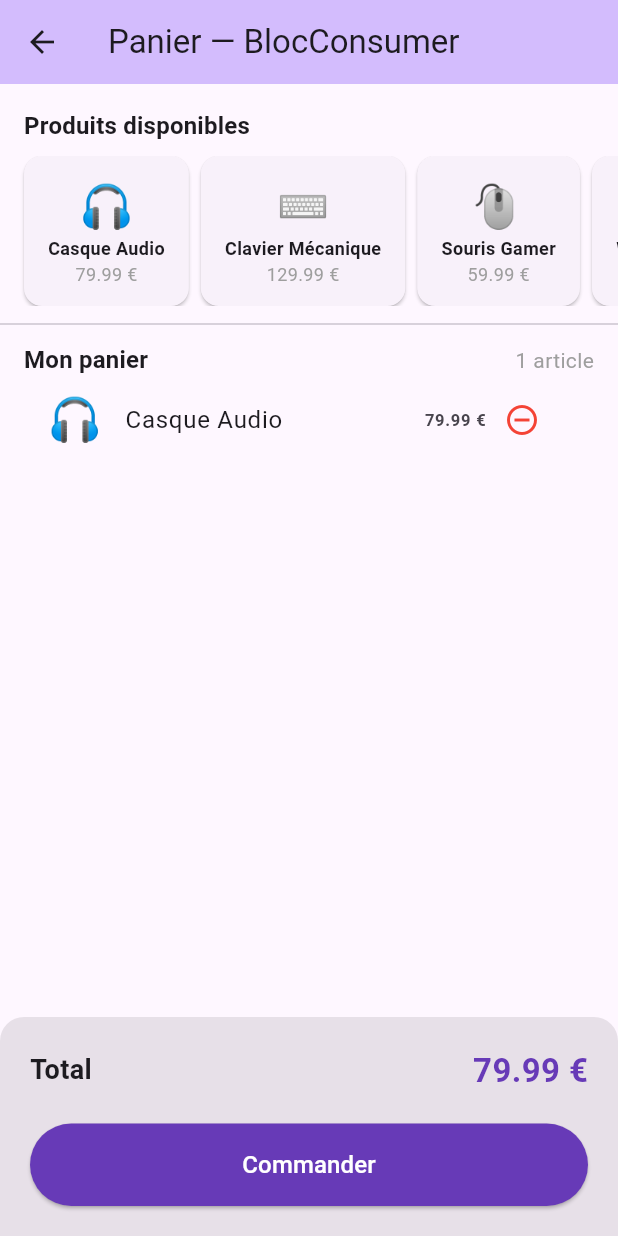
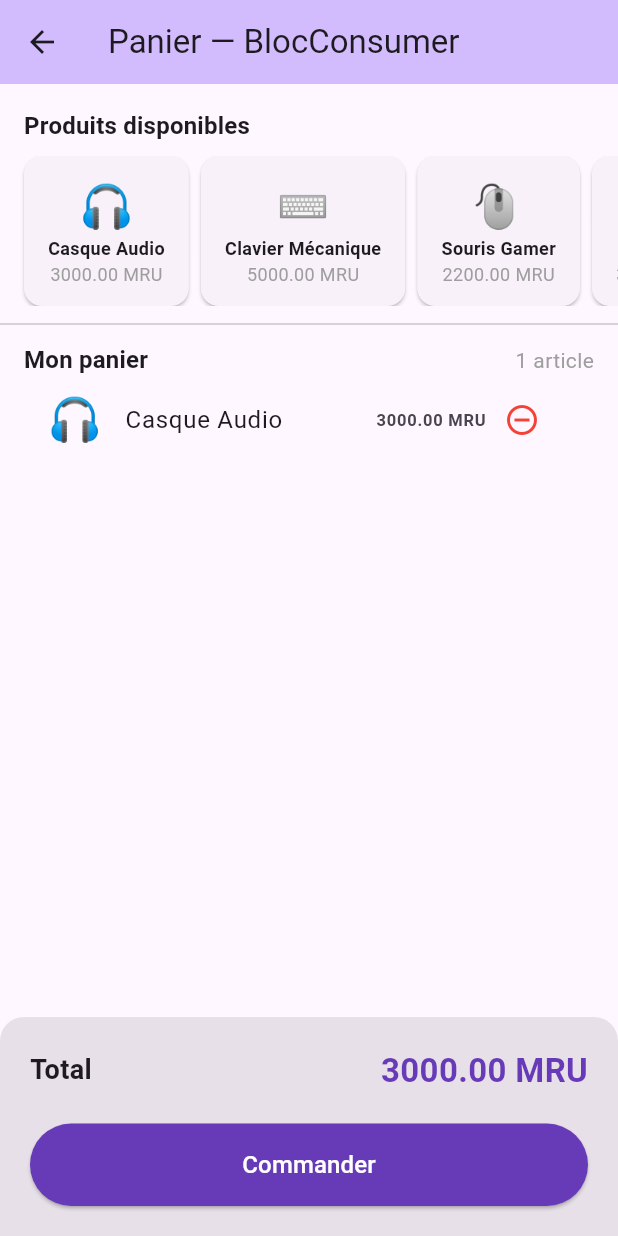
Before and after one commit to ishagh70-commits/tp_bloc, a Flutter app: the _CartView screen opened directly, after a tap on "Casque Audio", on a phone screen of 412 x 824 dp. Run offline on Flutter 3.47's test engine with Material 3 defaults, Android fonts, the phone set to English and light mode, and no system bars; our stand-ins replace flutter_bloc.

Commit message:
Changer la devise de EUR vers MRU
Co-Authored-By: Claude Sonnet 4.6 <noreply@anthropic.com>

```diff
--- a/lib/bloc_consumer/cart_screen.dart
+++ b/lib/bloc_consumer/cart_screen.dart
@@ -154,7 +154,7 @@ class _CartView extends StatelessWidget {
                               mainAxisSize: MainAxisSize.min,
                               children: [
                                 Text(
-                                  '${product.price.toStringAsFixed(2)} €',
+                                  '${product.price.toStringAsFixed(2)} MRU',
                                   style: const TextStyle(
                                       fontWeight: FontWeight.bold),
                                 ),
@@ -191,7 +191,7 @@ class _CartView extends StatelessWidget {
                                 fontSize: 18, fontWeight: FontWeight.bold)),
                         // BUILDER affiche le total dynamiquement
                         Text(
-                          '${total.toStringAsFixed(2)} €',
+                          '${total.toStringAsFixed(2)} MRU',
                           style: const TextStyle(
                               fontSize: 22,
                               fontWeight: FontWeight.bold,
@@ -200,9 +200,9 @@ class _CartView extends StatelessWidget {
                       ],
                     ),
                     const SizedBox(height: 8),
-                    if (total > 250)
+                    if (total > 10000)
                       const Text(
-                        '⚠️ Total > 250€ : le paiement sera refusé (test)',
+                        '⚠️ Total > 10 000 MRU : le paiement sera refusé (test)',
                         style: TextStyle(fontSize: 12, color: Colors.orange),
                       ),
                     const SizedBox(height: 12),
@@ -262,7 +262,7 @@ class _ProductCard extends StatelessWidget {
               Text(product.name,
                   style: const TextStyle(
                       fontSize: 12, fontWeight: FontWeight.bold)),
-              Text('${product.price.toStringAsFixed(2)} €',
+              Text('${product.price.toStringAsFixed(2)} MRU',
                   style: const TextStyle(fontSize: 12, color: Colors.grey)),
             ],
           ),
--- a/lib/bloc_consumer/cubit/cart_cubit.dart
+++ b/lib/bloc_consumer/cubit/cart_cubit.dart
@@ -15,10 +15,10 @@ class Product {
 }
 
 const availableProducts = [
-  Product(id: '1', name: 'Casque Audio', price: 79.99, emoji: '🎧'),
-  Product(id: '2', name: 'Clavier Mécanique', price: 129.99, emoji: '⌨️'),
-  Product(id: '3', name: 'Souris Gamer', price: 59.99, emoji: '🖱️'),
-  Product(id: '4', name: 'Webcam HD', price: 89.99, emoji: '📷'),
+  Product(id: '1', name: 'Casque Audio', price: 3000, emoji: '🎧'),
+  Product(id: '2', name: 'Clavier Mécanique', price: 5000, emoji: '⌨️'),
+  Product(id: '3', name: 'Souris Gamer', price: 2200, emoji: '🖱️'),
+  Product(id: '4', name: 'Webcam HD', price: 3500, emoji: '📷'),
 ];
 
 sealed class CartState {}
@@ -92,10 +92,10 @@ class CartCubit extends Cubit<CartState> {
     // Simulation appel API paiement
     await Future.delayed(const Duration(seconds: 2));
 
-    // Simule un échec si le total dépasse 250€
-    if (total > 250) {
+    // Simule un échec si le total dépasse 10 000 MRU
+    if (total > 10000) {
       emit(CartOrderFailure(
-        message: 'Paiement refusé : limite dépassée (250€ max).',
+        message: 'Paiement refusé : limite dépassée (10 000 MRU max).',
         items: items,
         total: total,
       ));
```
